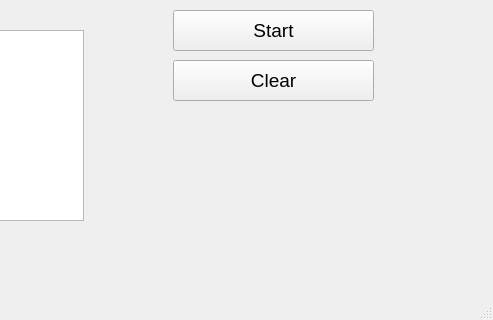
pavloMykhalevych/University_labs_LPNU_IKNI_PZ, file algorytmy i str danyh/labs/lab 8/ASD_lab8/mainwindow.ui: the form before one commit; both pictures show x 307 to 800 and y 280 to 600 of the 800 by 600 pixel window.
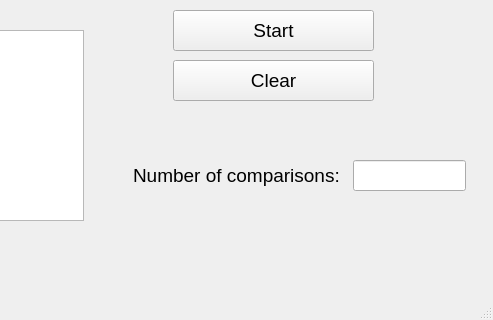
The form after the commit.

Diff of the .ui file:
```diff
--- a/algorytmy i str danyh/labs/lab 8/ASD_lab8/mainwindow.ui
+++ b/algorytmy i str danyh/labs/lab 8/ASD_lab8/mainwindow.ui
@@ -133,6 +133,29 @@
      <string>Size:</string>
     </property>
    </widget>
+   <widget class="QLabel" name="label_4">
+    <property name="geometry">
+     <rect>
+      <x>440</x>
+      <y>440</y>
+      <width>211</width>
+      <height>31</height>
+     </rect>
+    </property>
+    <property name="text">
+     <string>Number of comparisons:</string>
+    </property>
+   </widget>
+   <widget class="QLineEdit" name="lineEdit">
+    <property name="geometry">
+     <rect>
+      <x>660</x>
+      <y>440</y>
+      <width>113</width>
+      <height>31</height>
+     </rect>
+    </property>
+   </widget>
   </widget>
   <widget class="QStatusBar" name="statusbar"/>
  </widget>
```
